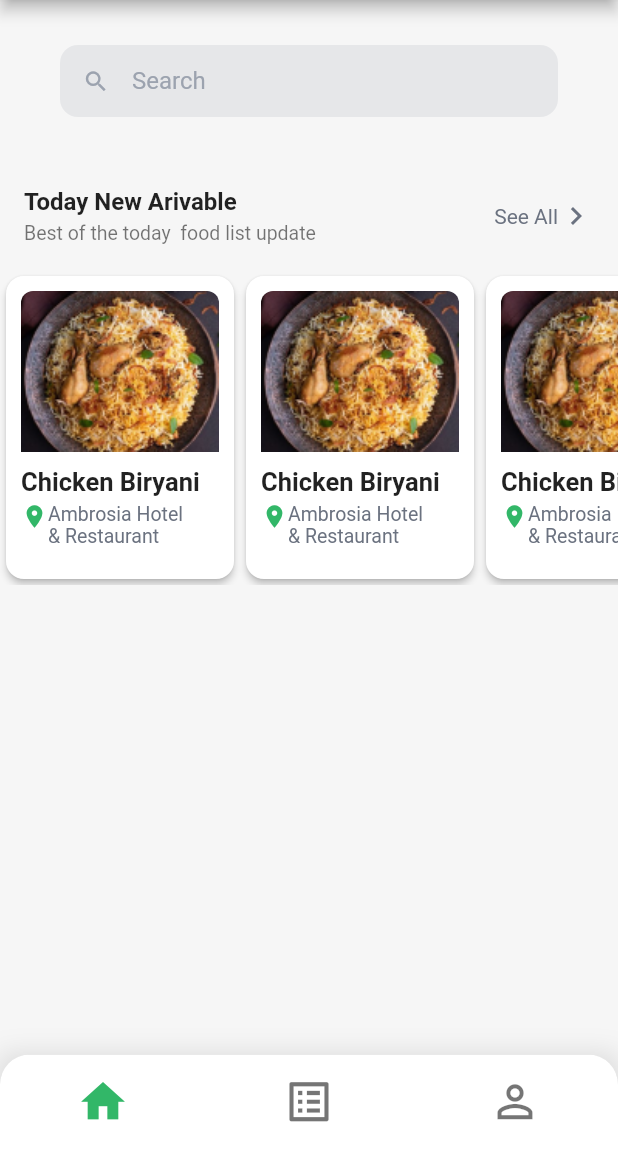
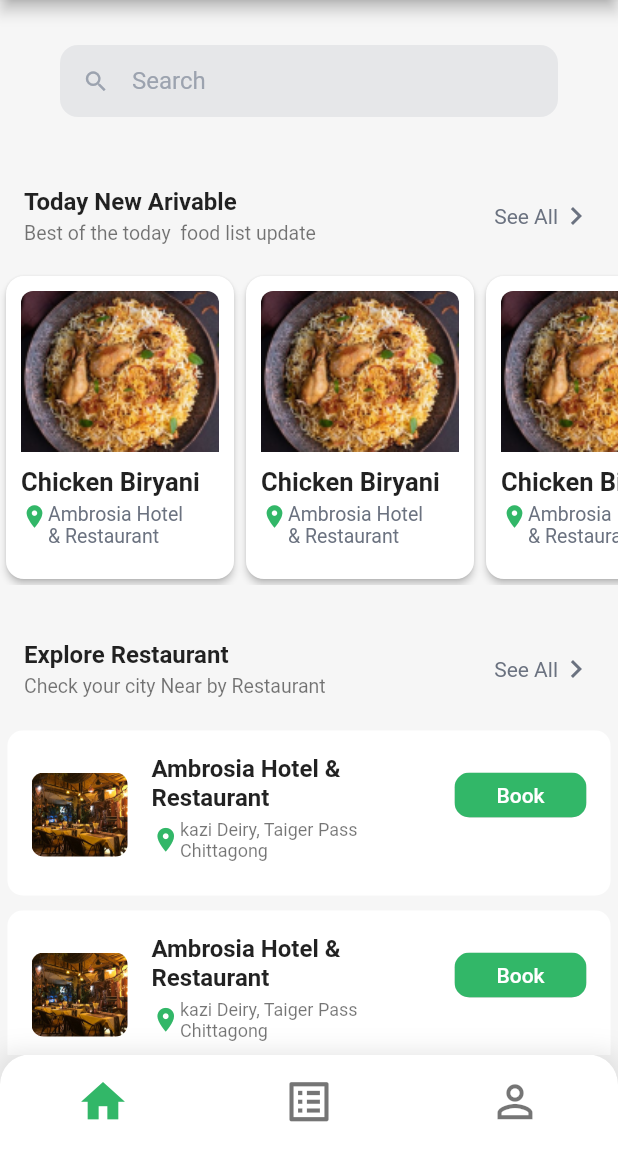
Before and after one commit to christiandionisio/pedidos-app, a Flutter app: the screen it shows after launch, on a phone screen of 412 x 824 dp, the part 84-1236 px from its top. Run offline on Flutter 3.47's test engine with Material 2 defaults, Android fonts, the phone set to English and light mode, and no system bars; our stand-ins replace introduction_screen.

Commit message:
Sección listile restaurant

```diff
--- a/lib/pages/home_page.dart
+++ b/lib/pages/home_page.dart
@@ -3,6 +3,8 @@ import 'package:pedidos_app/ui/input_decorations.dart';
 import 'package:pedidos_app/utils/properties_util.dart';
 import 'package:pedidos_app/widgets/bottom_menu.dart';
 import 'package:pedidos_app/widgets/home_page/custom_dish_card.dart';
+import 'package:pedidos_app/widgets/home_page/custom_listtile_restaurant.dart';
+import 'package:pedidos_app/widgets/home_page/section_title_lable.dart';
 
 class HomePage extends StatelessWidget {
   const HomePage({Key? key}) : super(key: key);
@@ -12,18 +14,28 @@ class HomePage extends StatelessWidget {
     return Scaffold(
       backgroundColor: const Color(0xFFF6F6F6),
       appBar: _getCustomAppBar(),
-      body: Column(
+      body: SingleChildScrollView(
+        child: Column(
           children: [
             _SearchCustomWidget(),
 
             // Section title lable
-          _SectionTitleLabel(
+            SectionTitleLabel(
               title: 'Today New Arivable',
               subtitle: 'Best of the today  food list update',
             ),
             // Lista de platos
             _CustomListDishes(),
+            SizedBox(height: 20),
+
+            // Section title lable
+            SectionTitleLabel(
+              title: 'Explore Restaurant',
+              subtitle: 'Check your city Near by Restaurant',
+            ),
+            _CustomListRestaurants(),
           ],
+        ),
       ),
       bottomNavigationBar: BottomPrincipalMenu(),
     );
@@ -48,6 +60,23 @@ class HomePage extends StatelessWidget {
   }
 }
 
+class _CustomListRestaurants extends StatelessWidget {
+  @override
+  Widget build(BuildContext context) {
+    return Container(
+      width: double.infinity,
+      child: Column(
+        children: [
+          CustomListTileRestaurants(),
+          CustomListTileRestaurants(),
+          CustomListTileRestaurants(),
+          SizedBox(height: 30),
+        ],
+      ),
+    );
+  }
+}
+
 class _CustomListDishes extends StatelessWidget {
   @override
   Widget build(BuildContext context) {
@@ -60,43 +89,6 @@ class _CustomListDishes extends StatelessWidget {
         itemBuilder: (context, index) {
           return CustomDishCard();
         },
-      ),
-    );
-  }
-}
-
-class _SectionTitleLabel extends StatelessWidget {
-  final String title;
-  final String subtitle;
-
-  const _SectionTitleLabel(
-      {Key? key, required this.title, required this.subtitle})
-      : super(key: key);
-
-  @override
-  Widget build(BuildContext context) {
-    return Container(
-      child: ListTile(
-        title: Text(
-          this.title,
-          style: TextStyle(fontSize: 16, fontWeight: FontWeight.w600),
-        ),
-        subtitle: Text(this.subtitle, style: TextStyle(fontSize: 13)),
-        trailing: GestureDetector(
-          onTap: () {
-            //TODO: redireccionar a página de sección
-            print('TAPPPP!!!');
-            print('hola');
-          },
-          child: Row(
-            mainAxisSize: MainAxisSize.min,
-            children: [
-              Text('See All',
-                  style: TextStyle(color: PropertiesUtil.listTileTrailing)),
-              Icon(Icons.chevron_right, color: PropertiesUtil.listTileTrailing),
-            ],
-          ),
-        ),
       ),
     );
   }
--- /dev/null
+++ b/lib/widgets/home_page/custom_listtile_restaurant.dart
@@ -0,0 +1,68 @@
+import 'package:flutter/material.dart';
+import 'package:pedidos_app/utils/properties_util.dart';
+
+class CustomListTileRestaurants extends StatelessWidget {
+  const CustomListTileRestaurants({
+    Key? key,
+  }) : super(key: key);
+
+  @override
+  Widget build(BuildContext context) {
+    return Container(
+      decoration: const BoxDecoration(
+        borderRadius: BorderRadius.all(Radius.circular(10)),
+        color: Colors.white,
+      ),
+      padding: const EdgeInsets.symmetric(vertical: 12),
+      margin: const EdgeInsets.all(5),
+      height: 110,
+      child: ListTile(
+        leading: const ClipRRect(
+          borderRadius: BorderRadius.all(Radius.circular(8)),
+          child: Image(
+            image: AssetImage('assets/home/restaurant.jpeg'),
+            width: 64,
+            fit: BoxFit.cover,
+          ),
+        ),
+        title: const Text(
+          'Ambrosia Hotel & Restaurant',
+          style: TextStyle(fontSize: 16, fontWeight: FontWeight.w600),
+        ),
+        subtitle: Padding(
+          padding: const EdgeInsets.symmetric(vertical: 5),
+          child: Row(
+            children: [
+              Icon(
+                Icons.location_on,
+                color: PropertiesUtil.primaryColor,
+                size: 19,
+              ),
+              SizedBox(
+                width: 150,
+                child: const Text(
+                  'kazi Deiry, Taiger Pass Chittagong',
+                  overflow: TextOverflow.ellipsis,
+                  maxLines: 2,
+                  softWrap: false,
+                  style: TextStyle(fontSize: 12),
+                ),
+              ),
+            ],
+          ),
+        ),
+        trailing: ClipRRect(
+          borderRadius: BorderRadius.all(Radius.circular(10)),
+          child: Container(
+            width: 88,
+            height: 30,
+            child: ElevatedButton(
+              onPressed: () {},
+              child: Text('Book'),
+            ),
+          ),
+        ),
+      ),
+    );
+  }
+}
--- /dev/null
+++ b/lib/widgets/home_page/section_title_lable.dart
@@ -0,0 +1,39 @@
+import 'package:flutter/material.dart';
+import 'package:pedidos_app/utils/properties_util.dart';
+
+class SectionTitleLabel extends StatelessWidget {
+  final String title;
+  final String subtitle;
+
+  const SectionTitleLabel(
+      {Key? key, required this.title, required this.subtitle})
+      : super(key: key);
+
+  @override
+  Widget build(BuildContext context) {
+    return Container(
+      child: ListTile(
+        title: Text(
+          this.title,
+          style: TextStyle(fontSize: 16, fontWeight: FontWeight.w600),
+        ),
+        subtitle: Text(this.subtitle, style: TextStyle(fontSize: 13)),
+        trailing: GestureDetector(
+          onTap: () {
+            //TODO: redireccionar a página de sección
+            print('TAPPPP!!!');
+            print('hola');
+          },
+          child: Row(
+            mainAxisSize: MainAxisSize.min,
+            children: const [
+              Text('See All',
+                  style: TextStyle(color: PropertiesUtil.listTileTrailing)),
+              Icon(Icons.chevron_right, color: PropertiesUtil.listTileTrailing),
+            ],
+          ),
+        ),
+      ),
+    );
+  }
+}
```
Also changed, not shown: assets/home/restaurant.jpeg (added). Lines whose indentation alone changed are shown as unchanged.
